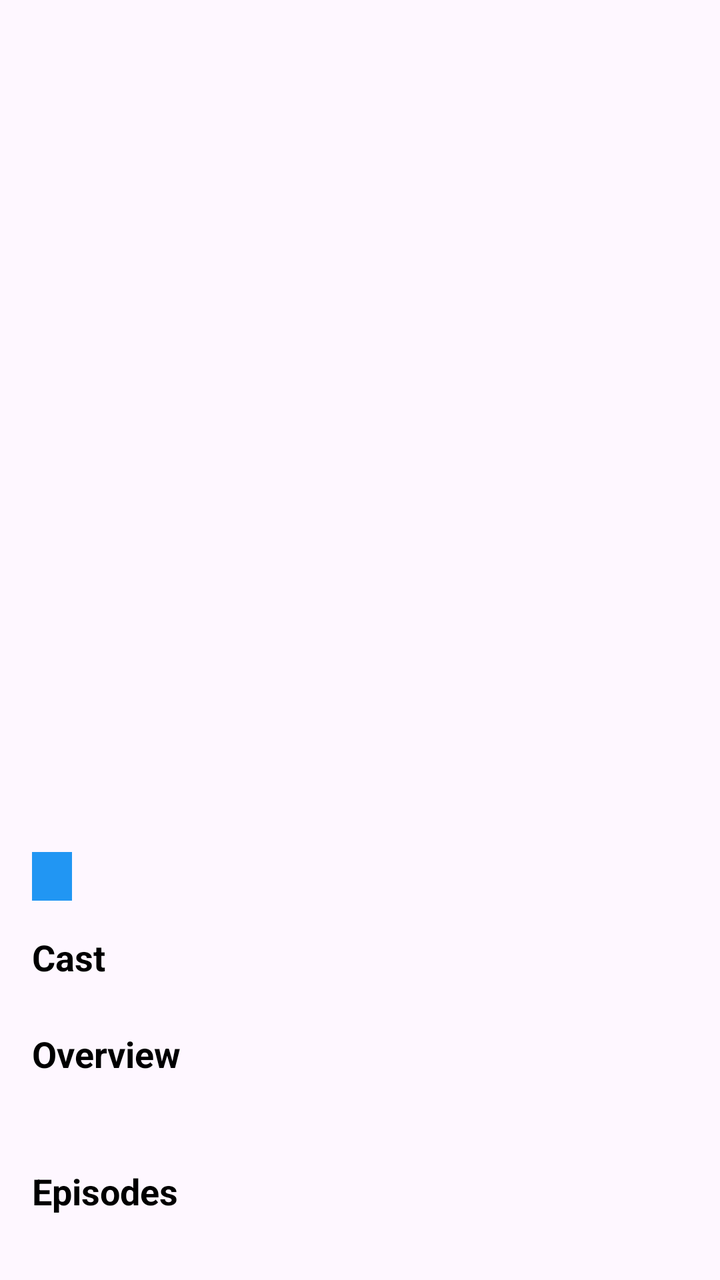
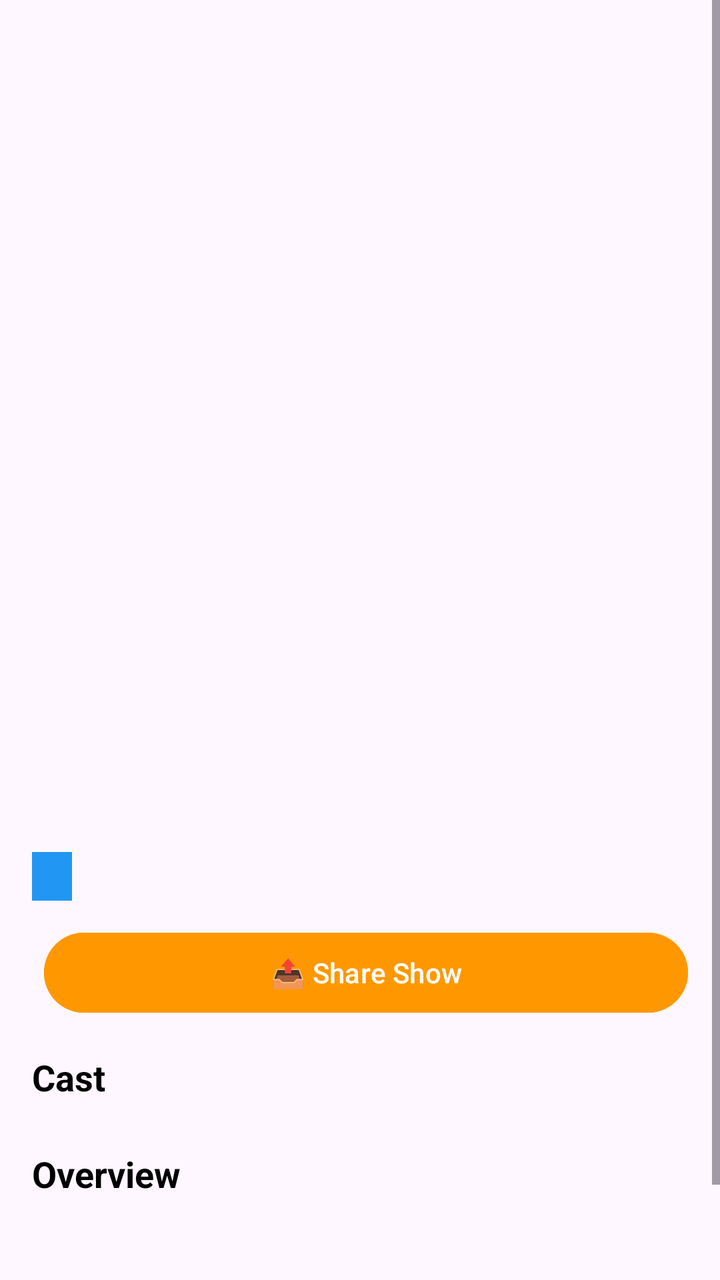

Compare the two renders of this Android layout. The source of the first and the diff that turns it into the second are given below.
<!-- AndroidManifest.xml: application theme Theme.TVShowExplorer -->
<!-- res/layout/activity_detail.xml -->
<?xml version="1.0" encoding="utf-8"?>
<ScrollView xmlns:android="http://schemas.android.com/apk/res/android"
    android:layout_width="match_parent"
    android:layout_height="match_parent"
    android:descendantFocusability="blocksDescendants"
    android:fillViewport="true">

    <LinearLayout
        android:layout_width="match_parent"
        android:layout_height="wrap_content"
        android:orientation="vertical">

        <ImageView
            android:id="@+id/imgDetailPoster"
            android:layout_width="match_parent"
            android:layout_height="320dp"
            android:scaleType="centerCrop" />

        <LinearLayout
            android:layout_width="match_parent"
            android:layout_height="wrap_content"
            android:orientation="vertical"
            android:padding="16dp">

            <TextView
                android:id="@+id/txtDetailTitle"
                android:layout_width="match_parent"
                android:layout_height="wrap_content"
                android:textColor="@android:color/black"
                android:textSize="22sp"
                android:textStyle="bold" />

            <TextView
                android:id="@+id/txtDetailRating"
                android:layout_width="match_parent"
                android:layout_height="wrap_content"
                android:layout_marginTop="8dp"
                android:textColor="@android:color/holo_orange_dark"
                android:textSize="16sp"
                android:textStyle="bold" />

            <TextView
                android:id="@+id/txtDetailGenres"
                android:layout_width="match_parent"
                android:layout_height="wrap_content"
                android:layout_marginTop="6dp"
                android:textColor="@android:color/darker_gray"
                android:textSize="14sp"
                android:textStyle="italic" />

            <TextView
                android:id="@+id/txtDetailStatus"
                android:layout_width="wrap_content"
                android:layout_height="wrap_content"
                android:layout_marginTop="6dp"
                android:background="#2196F3"
                android:paddingHorizontal="10dp"
                android:paddingVertical="4dp"
                android:textColor="@android:color/white"
                android:textSize="12sp"
                android:textStyle="bold" />

            <Button
                android:id="@+id/btnOfficialSite"
                android:layout_width="match_parent"
                android:layout_height="wrap_content"
                android:layout_marginTop="12.dp"
                android:text="🌐 Visit Official Website"
                android:textColor="@android:color/white"
                android:visibility="gone" />

            
            <TextView
                android:layout_width="match_parent"
                android:layout_height="wrap_content"
                android:layout_marginTop="16dp"
                android:text="Cast"
                android:textColor="@android:color/black"
                android:textSize="18sp"
                android:textStyle="bold" />

            <androidx.recyclerview.widget.RecyclerView
                android:id="@+id/recyclerCast"
                android:layout_width="match_parent"
                android:layout_height="wrap_content"
                android:layout_marginTop="8dp"
                android:nestedScrollingEnabled="false"
                android:orientation="horizontal" />

            
            <TextView
                android:layout_width="match_parent"
                android:layout_height="wrap_content"
                android:layout_marginTop="16dp"
                android:text="Overview"
                android:textColor="@android:color/black"
                android:textSize="18sp"
                android:textStyle="bold" />

            <TextView
                android:id="@+id/txtDetailSummary"
                android:layout_width="match_parent"
                android:layout_height="wrap_content"
                android:layout_marginTop="8dp"
                android:lineSpacingExtra="4dp"
                android:textColor="@android:color/darker_gray"
                android:textSize="15sp" />

            
            <TextView
                android:layout_width="match_parent"
                android:layout_height="wrap_content"
                android:layout_marginTop="16dp"
                android:text="Episodes"
                android:textColor="@android:color/black"
                android:textSize="18sp"
                android:textStyle="bold" />

            <androidx.recyclerview.widget.RecyclerView
                android:id="@+id/recyclerEpisodes"
                android:layout_width="match_parent"
                android:layout_height="wrap_content"
                android:layout_marginTop="8dp"
                android:nestedScrollingEnabled="false" />

        </LinearLayout>
    </LinearLayout>
</ScrollView>
<!-- resources referenced by this layout -->
<resources>
  <style name="Theme.TVShowExplorer" parent="Base.Theme.TVShowExplorer" />
  <style name="Base.Theme.TVShowExplorer" parent="Theme.Material3.DayNight.NoActionBar">
          
          
      </style>
</resources>

<!-- the commit's change to res/layout/activity_detail.xml (unified diff, before → after) -->
@@ -60,14 +60,33 @@
                 android:textSize="12sp"
                 android:textStyle="bold" />
 
-            <Button
-                android:id="@+id/btnOfficialSite"
+            
+            <LinearLayout
                 android:layout_width="match_parent"
                 android:layout_height="wrap_content"
-                android:layout_marginTop="12.dp"
-                android:text="🌐 Visit Official Website"
-                android:textColor="@android:color/white"
-                android:visibility="gone" />
+                android:layout_marginTop="12dp"
+                android:orientation="horizontal">
+
+                <Button
+                    android:id="@+id/btnOfficialSite"
+                    android:layout_width="0dp"
+                    android:layout_height="wrap_content"
+                    android:layout_marginEnd="6dp"
+                    android:layout_weight="1"
+                    android:text="🌐 Website"
+                    android:textColor="@android:color/white"
+                    android:visibility="gone" />
+
+                <Button
+                    android:id="@+id/btnShareShow"
+                    android:layout_width="0dp"
+                    android:layout_height="wrap_content"
+                    android:layout_marginStart="6dp"
+                    android:layout_weight="1"
+                    android:backgroundTint="#FF9800"
+                    android:text="📤 Share Show"
+                    android:textColor="@android:color/white" />
+            </LinearLayout>
 
             
             <TextView
